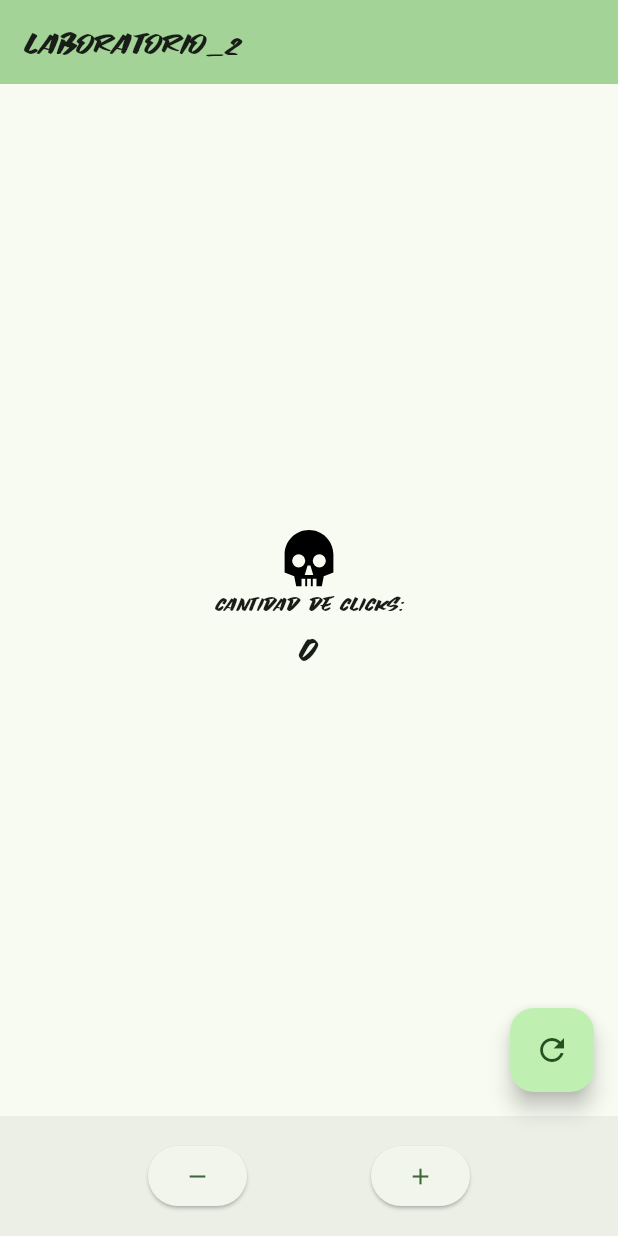
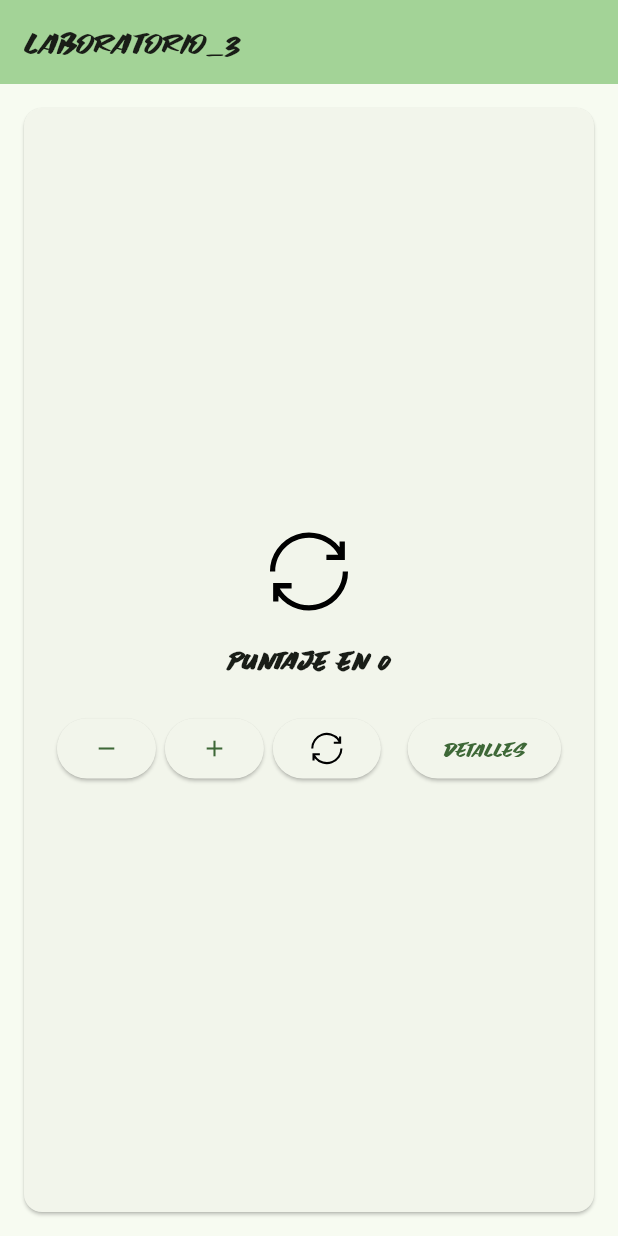
Before and after one commit to Jiren350z/3479A321_2022479021, a Flutter app: the screen it shows after launch, on a phone screen of 412 x 824 dp. Run offline on Flutter 3.47's test engine with Material 3 defaults, Android fonts, the phone set to English and light mode, and no system bars; our stand-ins replace flutter_svg, logger.

Commit message:
se hizo el lab al completo

```diff
--- a/lib/main.dart
+++ b/lib/main.dart
@@ -27,7 +27,7 @@ class MyApp extends StatelessWidget {
         colorScheme: ColorScheme.fromSeed(seedColor: const Color.fromARGB(255, 21, 194, 38)),
         useMaterial3: true,
       ),
-      home: const MyHomePage(title: 'Laboratorio_2'),
+      home: const MyHomePage(title: 'Laboratorio_3'),
     );
   }
 }
--- a/lib/pages/my_home_page.dart
+++ b/lib/pages/my_home_page.dart
@@ -1,6 +1,9 @@
 import 'package:flutter/material.dart';
 import 'package:flutter_svg/flutter_svg.dart';
+import 'package:laboratorios_modulo/pages/details.dart';
 import 'package:logger/logger.dart';
+
+
 
 class MyHomePage extends StatefulWidget {
   const MyHomePage({super.key, required this.title});
@@ -11,6 +14,10 @@ class MyHomePage extends StatefulWidget {
   State<MyHomePage> createState() => _MyHomePageState();
 }
 class _MyHomePageState extends State<MyHomePage> {
+
+  String victoryIcon = 'assets/icons/victory.svg';
+  String defeatIcon = 'assets/icons/defeat.svg';
+  String resetIcon = 'assets/icons/reset.svg';
   int _counter = 0;
 
   //definicion logger
@@ -58,75 +65,110 @@ class _MyHomePageState extends State<MyHomePage> {
 
   }
 
-  //añadir, restar, reiniciar
-  Widget _buildBottomNavigationBar() {
-  return BottomAppBar(
-    shape: const CircularNotchedRectangle(),
-    notchMargin: 8.0,
-    child: Row(
+  // Obtener el icono correspondiente basado en el valor del contador
+  String _getResultIcon() {
+    if (_counter == 10) {
+      return victoryIcon; // Icono de "Victoria"
+    } else if (_counter == 5) {
+      return defeatIcon; // Icono de "Comenzar nuevamente"
+    } else if (_counter == 0){
+      return resetIcon; // Icono de "Derrota" o intento en progreso
+    } else {
+      return resetIcon;
+    }
+  }
+
+  // Mostrar el mensaje adecuado según el valor del contador
+  String _getResultMessage() {
+    if (_counter == 10) {
+      return 'Victoria, has alcanzado 10 puntos';
+    } else if (_counter == 5) {
+      return 'Derrota, has alcanzado 5 puntos';
+    } else if (_counter == 0) {
+      return 'Puntaje en 0';
+    } else {
+      return 'Contador en: $_counter' ;
+    }
+  }
+    Widget _buildCardContent() {
+    return Column(
+      mainAxisAlignment: MainAxisAlignment.center,
+      children: <Widget>[
+        SvgPicture.asset(
+          _getResultIcon(), // Icono basado en el estado
+          semanticsLabel: 'icono de resultado',
+          width: 60,
+          height: 60,
+        ),
+        Padding(
+          padding: const EdgeInsets.symmetric(vertical: 16.0),
+          child: Text(
+            _getResultMessage(), // Mensaje basado en el estado
+            style: const TextStyle(
+              fontSize: 18,
+              fontWeight: FontWeight.bold,
+            ),
+          ),
+        ),
+        Row(
           mainAxisAlignment: MainAxisAlignment.spaceEvenly,
           children: <Widget>[
             ElevatedButton(
               onPressed: _decreaseCounter,
-          child: const Icon(Icons.remove)),
+              child: const Icon(Icons.remove),
+            ),
             ElevatedButton(
               onPressed: _incrementCounter,
-          child: const Icon(Icons.add)),
-
+              child: const Icon(Icons.add),
+            ),
+            ElevatedButton(
+              onPressed: _resetCounter,
+              child: SvgPicture.asset(
+                resetIcon,
+                width: 24,
+                height: 24,
+              ),
+            ),
+            const SizedBox(
+              height: 20.0,
+            ),
+            const SizedBox(height: 60.0), // Ajusta este valor para mover el botón más abajo
+            // Botón "Ir a Detalles"
+            ElevatedButton(
+              onPressed: () {
+                Navigator.push(
+                  context,
+                  MaterialPageRoute(builder: (context) => const DetailPage()),
+                );
+              },
+              child: const Text('Detalles'),
+            ),
           ],
-    ),
+        )
+      ],
     );
   }
 
   @override
   Widget build(BuildContext context) {
-
     logger.i("Logger is working! MyHomePage is being built.");
-
-    String skullIcon = 'assets/icons/skull.svg';
 
     return Scaffold(
       appBar: AppBar(
-
         backgroundColor: Theme.of(context).colorScheme.inversePrimary,
-
         title: Text(widget.title),
       ),
-
-
-
       body: Center(
-
-        child: Column(
-
-          mainAxisAlignment: MainAxisAlignment.center,
-          children: <Widget>[
-            SvgPicture.asset(
-            skullIcon,
-            semanticsLabel: 'Acme Logo',
-            width: 40,
-            height: 40,
-            ),
-            const Text(
-              'Cantidad de Clicks:',
-            ),
-            Text(
-              '$_counter',
-              style: Theme.of(context).textTheme.headlineMedium,
-            ),
-          ],
+        child: Card(
+          margin: const EdgeInsets.all(16.0),
+          child: Padding(
+            padding: const EdgeInsets.all(16.0),
+            child: _buildCardContent(),
           ),
         ),
-
-      bottomNavigationBar: _buildBottomNavigationBar(),
-      floatingActionButton: FloatingActionButton(
-        onPressed: _resetCounter,
-        tooltip: 'Reiniciar',
-        child: const Icon(Icons.refresh),
-
-
       ),
-
+      bottomNavigationBar: const SizedBox.shrink(), // Sin floatingActionButton
     );
   }
+
 }
--- a/pubspec.yaml
+++ b/pubspec.yaml
@@ -63,6 +63,11 @@ flutter:
   # To add assets to your application, add an assets section, like this:
   assets:
       - assets/icons/skull.svg
+      - assets/icons/victory.svg
+      - assets/icons/defeat.svg
+      - assets/icons/reset.svg
+      - assets/images/monkey.jpg
+      - assets/images/dogs.jpg
   #   - images/a_dot_burr.jpeg
   #   - images/a_dot_ham.jpeg
 
```
Also changed, not shown: lib/pages/about.dart (added, +58 -0 lines), lib/pages/details.dart (added, +72 -0 lines), assets/icons/defeat.svg (added), assets/icons/reset.svg (added), assets/icons/victory.svg (added), assets/images/dogs.jpg (added), assets/images/monkey.jpg (added). Lines whose indentation alone changed are shown as unchanged.
